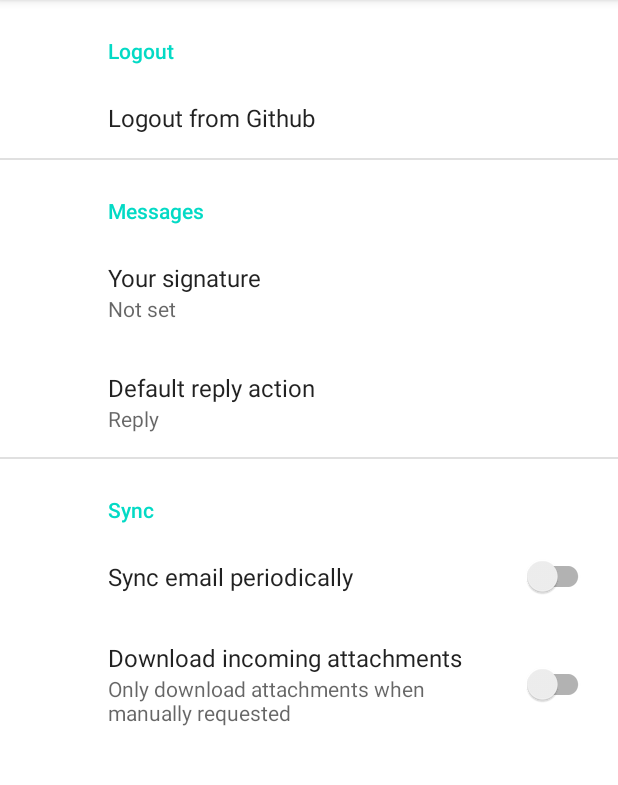
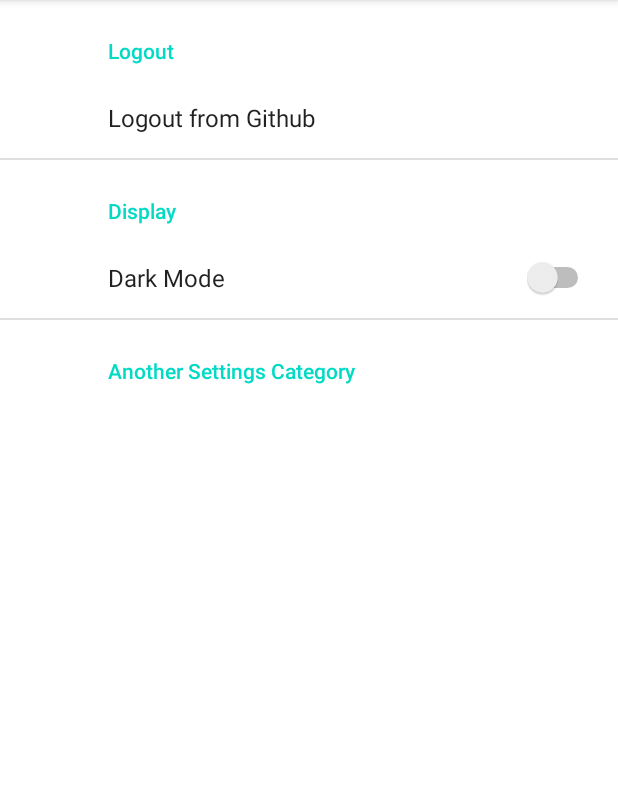
Before and after one commit to ryanhlewis/Central-Documentation-App, an Android app: the fragment SettingsFragment shown on its own in the app's theme, on a phone screen of 412 x 824 dp, the part 84-869 px from its top. Run offline under Robolectric (Android 15) with nearby library versions, the phone set to English and light mode, and no system bars; our stand-ins replace androidx.preference; Roboto replaces fonts that are not available here.

Commit message:
Added Dark Mode Switch to Settings

```diff
--- a/app/src/main/res/xml/root_preferences.xml
+++ b/app/src/main/res/xml/root_preferences.xml
@@ -12,35 +12,18 @@
             app:useSimpleSummaryProvider="false" />
 
     </PreferenceCategory>
-    <PreferenceCategory app:title="@string/messages_header">
+    <PreferenceCategory app:title="Display">
 
-        <EditTextPreference
-            app:key="signature"
-            app:title="@string/signature_title"
-            app:useSimpleSummaryProvider="true" />
 
-        <ListPreference
-            app:defaultValue="reply"
-            app:entries="@array/reply_entries"
-            app:entryValues="@array/reply_values"
-            app:key="reply"
-            app:title="@string/reply_title"
-            app:useSimpleSummaryProvider="true" />
+        <SwitchPreference
+            android:defaultValue="false"
+            android:key="switch_preference_1"
+            android:title="Dark Mode" />
+
 
     </PreferenceCategory>
 
-    <PreferenceCategory app:title="@string/sync_header">
-
-        <SwitchPreferenceCompat
-            app:key="sync"
-            app:title="@string/sync_title" />
-
-        <SwitchPreferenceCompat
-            app:dependency="sync"
-            app:key="attachment"
-            app:summaryOff="@string/attachment_summary_off"
-            app:summaryOn="@string/attachment_summary_on"
-            app:title="@string/attachment_title" />
+    <PreferenceCategory app:title="Another Settings Category">
 
     </PreferenceCategory>
 
```
